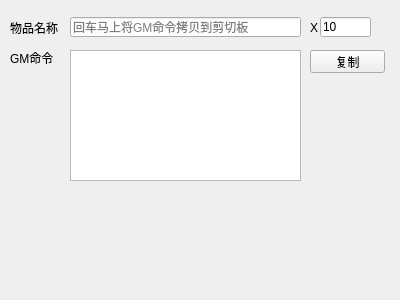
Qt form src/cicada/daoyou/cdaoyougmui.ui (idlerfisher/cicada) before a commit.
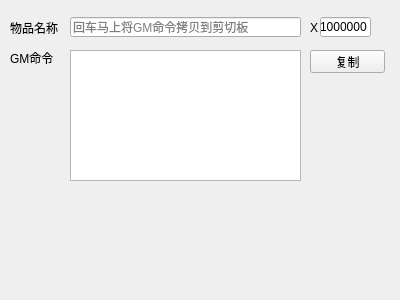
The same form after that commit.

Commit message: issue:新增道友GM生成界面，用于模糊匹配物品名称，自动生成GM命令到剪切板

Diff of the .ui file:
```diff
--- a/src/cicada/daoyou/cdaoyougmui.ui
+++ b/src/cicada/daoyou/cdaoyougmui.ui
@@ -75,7 +75,7 @@
     </rect>
    </property>
    <property name="text">
-    <string>10</string>
+    <string>1000000</string>
    </property>
   </widget>
   <widget class="QPushButton" name="btnCopy">
```
The commit also changes 5 other files.
